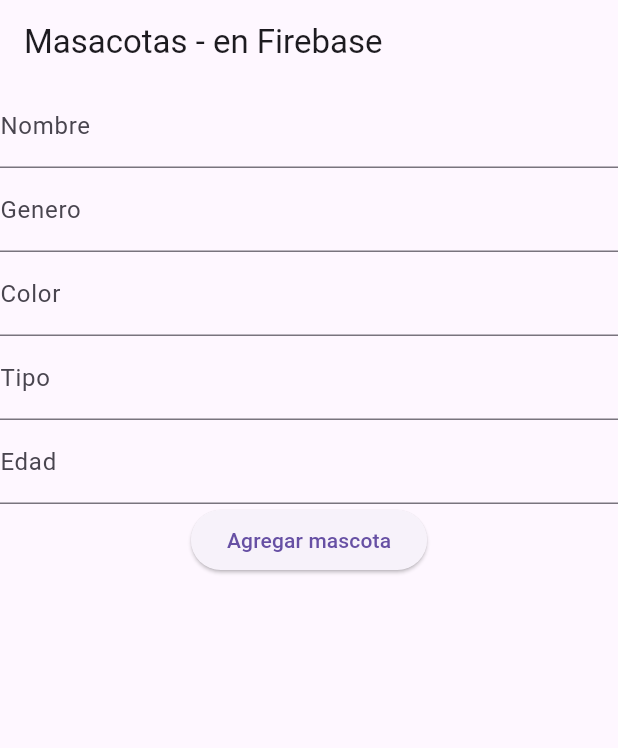
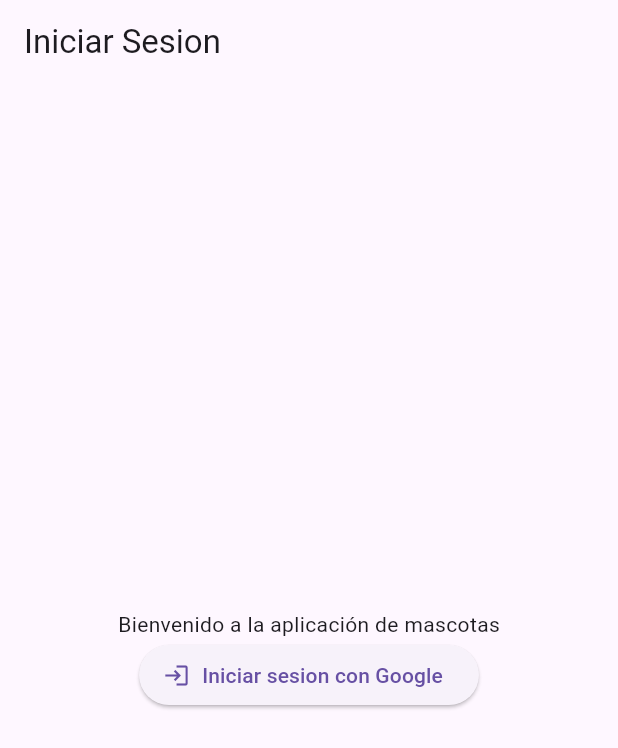
Before and after one commit to EsmeMP/Firebase-Flutter, a Flutter app: the screen it shows after launch, on a phone screen of 412 x 824 dp. Shown: the top 748 px of the screen. Run offline on Flutter 3.47's test engine with Material 3 defaults, Android fonts, the phone set to English and light mode, and no system bars; our stand-ins replace cloud_firestore, firebase_auth, firebase_core, google_sign_in; accounts and stored records are empty.

Commit message:
05 Agregando login

```diff
--- a/lib/main.dart
+++ b/lib/main.dart
@@ -1,10 +1,12 @@
+import 'package:fire_crud_5a25/firebase_options.dart';
 import 'package:fire_crud_5a25/screens/pets_screen.dart';
+import 'package:fire_crud_5a25/screens/signin_screen.dart';
 import 'package:firebase_core/firebase_core.dart';
 import 'package:flutter/material.dart';
 
 void main() async {
   WidgetsFlutterBinding.ensureInitialized();
-  await Firebase.initializeApp();
+  await Firebase.initializeApp(options: DefaultFirebaseOptions.currentPlatform);
   runApp(const MainApp());
 }
 
@@ -13,10 +15,10 @@ class MainApp extends StatelessWidget {
 
   @override
   Widget build(BuildContext context) {
-    return const MaterialApp(
+    return MaterialApp(
       debugShowCheckedModeBanner: false,
       title: 'Firebase CRUD de Mascotas',
-      home: PetsScreen(),
+      home: SigninScreen(),
     );
   }
 }
--- /dev/null
+++ b/lib/screens/signin_screen.dart
@@ -0,0 +1,40 @@
+import 'package:fire_crud_5a25/auth_service.dart';
+import 'package:fire_crud_5a25/screens/pets_screen.dart';
+import 'package:flutter/material.dart';
+
+class SigninScreen extends StatelessWidget {
+  final AuthService _authService = AuthService();
+
+  SigninScreen({super.key});
+
+  @override
+  Widget build(BuildContext context) {
+    return Scaffold(
+      appBar: AppBar(
+        title: const Text('Iniciar Sesion'),
+      ),
+      body: Center(
+        child: Column(
+          mainAxisAlignment: MainAxisAlignment.center,
+          children: [
+            Text('Bienvenido a la aplicación de mascotas'),
+            ElevatedButton.icon(
+              onPressed: () async {
+                final credenciales = await _authService.signInWithGoogle();
+                print('Usuario: ${credenciales.user?.displayName}');
+                print('Usuario: ${credenciales.user?.email}');
+                // si todo sale bien, navegar a la pantalla de mascotas
+                Navigator.push(context,
+                    MaterialPageRoute(builder: (context) => PetsScreen()));
+              },
+              icon: const Icon(Icons.login),
+              label: const Text(
+                'Iniciar sesion con Google',
+              ),
+            )
+          ],
+        ),
+      ),
+    );
+  }
+}
--- a/pubspec.yaml
+++ b/pubspec.yaml
@@ -11,6 +11,8 @@ dependencies:
     sdk: flutter
   firebase_core: ^3.12.1
   cloud_firestore: ^5.6.5
+  firebase_auth: ^5.5.1
+  google_sign_in: ^6.3.0
 
 dev_dependencies:
   flutter_test:
```
Also changed, not shown: lib/auth_service.dart (added, +26 -0 lines), pubspec.lock, 5 other files.
